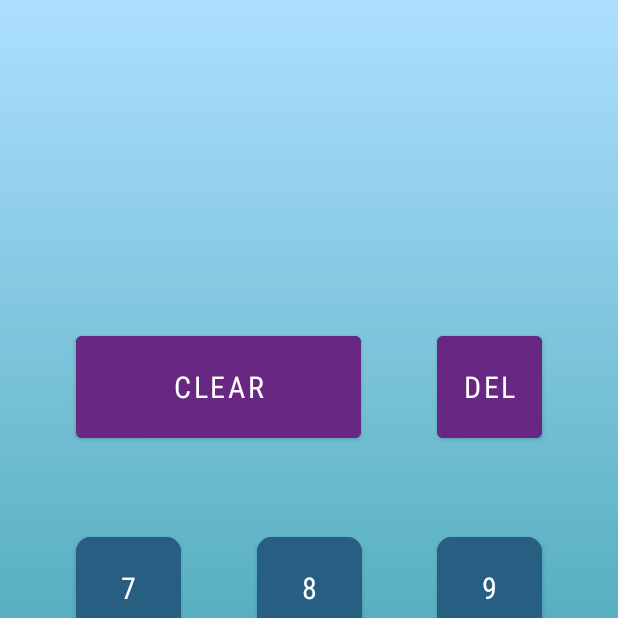
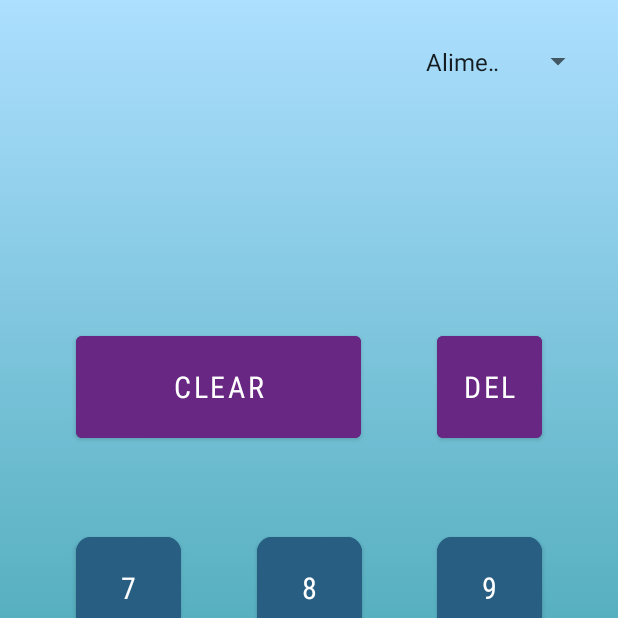
Before and after one commit to brunoastephan/MAC350---Controle.se, an Android app: the NewExpenseActivity screen opened directly, with no data from a screen before it, on a phone screen of 412 x 824 dp, the top half of it. Run offline under Robolectric (Android 15) with nearby library versions, the phone set to English and light mode, and no system bars.

```diff
--- a/app/src/main/java/fb/controle/se/activities/NewExpenseActivity.kt
+++ b/app/src/main/java/fb/controle/se/activities/NewExpenseActivity.kt
@@ -6,10 +6,14 @@ import android.os.Bundle
 import android.util.Log
 import android.view.Display
 import android.view.View
+import android.widget.ArrayAdapter
 import android.widget.Button
+import android.widget.Spinner
 import android.widget.TextView
 import fb.controle.se.R
+import fb.controle.se.database.DatabaseContract
 import fb.controle.se.database.DbWriteController
+import fb.controle.se.database.DbCategoryReader
 import java.time.LocalDateTime
 
 class NewExpenseActivity : AppCompatActivity() {
@@ -17,13 +21,16 @@ class NewExpenseActivity : AppCompatActivity() {
     private var strNumber = StringBuilder()
     private lateinit var display: TextView
     private lateinit var numberButtons: Array<Button>
+    private lateinit var catSpinner: Spinner
 
     private lateinit var dbWriteController: DbWriteController
+    private lateinit var dbCategoryReader: DbCategoryReader
 
     override fun onCreate(savedInstanceState: Bundle?) {
         super.onCreate(savedInstanceState)
         setContentView(R.layout.activity_new_expense)
         dbWriteController = DbWriteController(this)
+        dbCategoryReader = DbCategoryReader(this)
 
         val btnBack = findViewById<Button>(R.id.btn_back)
         btnBack.setOnClickListener {
@@ -39,7 +46,20 @@ class NewExpenseActivity : AppCompatActivity() {
 
         initializeComponents()
 
+        catSpinner = findViewById(R.id.select_category)
+
+        loadSpinnerData()
+
         supportActionBar?.hide()
+    }
+
+    private fun loadSpinnerData() {
+        val categories = dbCategoryReader.readCategories()
+        val categoryNames = categories.map { it[DatabaseContract.CategoriesEntry.COLUMN_NAME] as String }
+
+        val adapter = ArrayAdapter(this, android.R.layout.simple_spinner_item, categoryNames)
+        adapter.setDropDownViewResource(android.R.layout.simple_spinner_dropdown_item)
+        catSpinner.adapter = adapter
     }
 
     private fun backToMainActivity() {
--- a/app/src/main/res/layout/activity_new_expense.xml
+++ b/app/src/main/res/layout/activity_new_expense.xml
@@ -246,4 +246,12 @@
         app:layout_constraintStart_toStartOf="parent"
         app:layout_constraintTop_toTopOf="@+id/btn_submit" />
 
+    <Spinner
+        android:id="@+id/select_category"
+        android:layout_width="120dp"
+        android:layout_height="50dp"
+        android:textAlignment="viewEnd"
+        app:layout_constraintEnd_toEndOf="@+id/newTransactionHeaderLayout"
+        app:layout_constraintTop_toTopOf="@+id/newTransactionHeaderLayout" />
+
 </androidx.constraintlayout.widget.ConstraintLayout>
```
